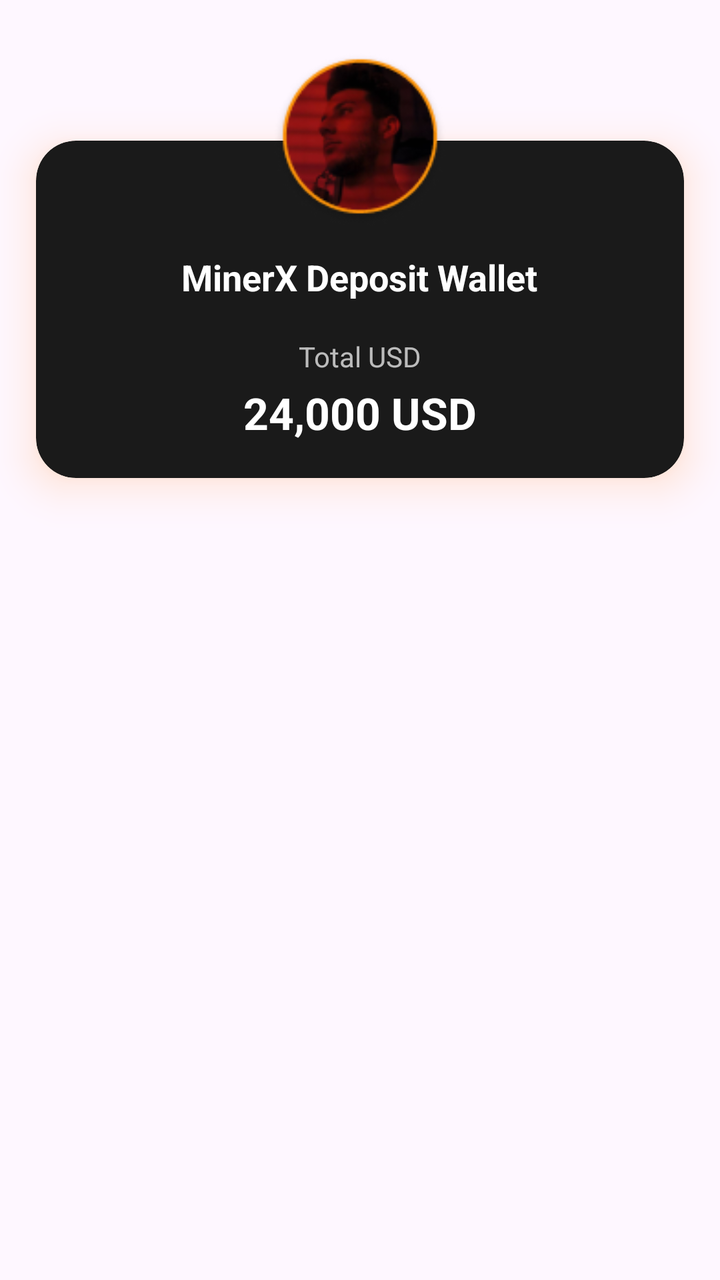
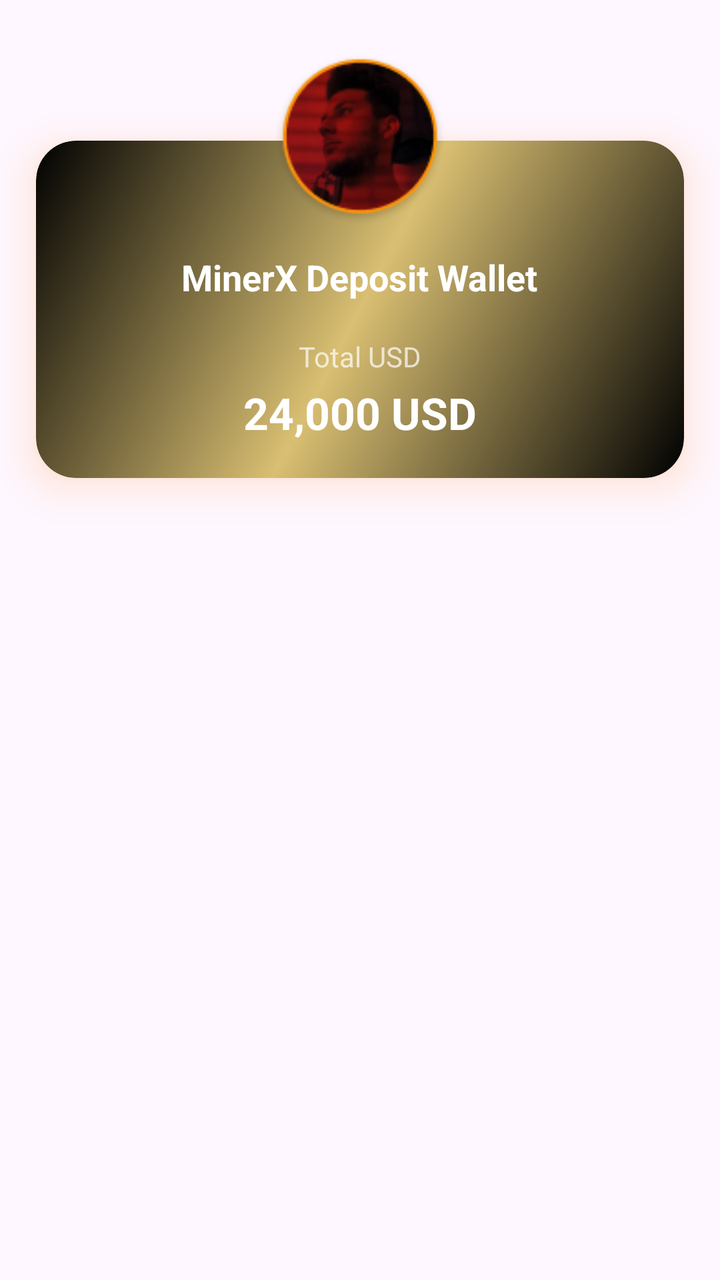

Screens rendered from an Android XML layout before and after an edit, with the pre-edit source and the edit as a unified diff.
<!-- AndroidManifest.xml: application theme Theme.Bitbloom -->
<!-- res/layout/item_home_wallet_card.xml -->
<?xml version="1.0" encoding="utf-8"?>
<androidx.constraintlayout.widget.ConstraintLayout xmlns:android="http://schemas.android.com/apk/res/android"
    xmlns:app="http://schemas.android.com/apk/res-auto"
    android:layout_width="match_parent"
    android:layout_height="wrap_content"
    android:clipChildren="false"
    android:clipToPadding="false">

    
    <ImageView
        android:id="@+id/profileImage"
        android:layout_width="92dp"
        android:layout_height="92dp"
        android:elevation="24dp"
        android:padding="2dp"
        android:scaleType="centerCrop"
        android:src="@drawable/person"
        android:translationY="24dp"
        android:translationZ="24dp"
        app:layout_constraintEnd_toEndOf="parent"
        app:layout_constraintStart_toStartOf="parent"
        app:layout_constraintTop_toTopOf="parent" />

    
    <com.google.android.material.card.MaterialCardView
        android:id="@+id/walletCardSurface"
        android:layout_width="0dp"
        android:layout_height="wrap_content"
        android:layout_marginTop="-46dp"
        android:outlineAmbientShadowColor="#FF7B00"
        android:outlineSpotShadowColor="#FF7B00"
        app:cardBackgroundColor="#1A1A1A"
        app:cardCornerRadius="20dp"
        app:cardElevation="12dp"
        app:cardUseCompatPadding="true"
        app:layout_constraintEnd_toEndOf="parent"
        app:layout_constraintStart_toStartOf="parent"
        app:layout_constraintTop_toBottomOf="@id/profileImage"
        app:strokeColor="@android:color/transparent"
        app:strokeWidth="0dp">

        <LinearLayout
            android:layout_width="match_parent"
            android:layout_height="wrap_content"
            android:orientation="vertical"
            android:paddingStart="18dp"
            android:paddingTop="56dp"
            android:paddingEnd="18dp"
            android:paddingBottom="18dp">

            <TextView
                android:id="@+id/tvAccount"
                android:layout_width="wrap_content"
                android:layout_height="wrap_content"
                android:layout_gravity="center"
                android:text="@string/item_home_wallet_card_minerx_deposit_wallet"
                android:textColor="@color/white"
                android:textSize="18sp"
                android:textStyle="bold" />

            <TextView
                android:id="@+id/tvTotalUSD"
                android:layout_width="wrap_content"
                android:layout_height="wrap_content"
                android:layout_gravity="center"
                android:layout_marginTop="18dp"
                android:text="@string/item_home_wallet_card_total_usd"
                android:textColor="@color/grey"
                android:textSize="14sp" />

            <TextView
                android:id="@+id/earningsAmount"
                android:layout_width="wrap_content"
                android:layout_height="wrap_content"
                android:layout_gravity="center"
                android:layout_marginTop="4dp"
                android:text="@string/item_home_wallet_card_n_24_000_usd"
                android:textColor="@color/white"
                android:textSize="22sp"
                android:textStyle="bold" />
        </LinearLayout>
    </com.google.android.material.card.MaterialCardView>

</androidx.constraintlayout.widget.ConstraintLayout>
<!-- resources referenced by this layout -->
<resources>
  <color name="grey">#B4FFFFFF</color>
  <color name="white">#FFFFFFFF</color>
  <!-- drawable person: png bitmap (drawable, 15133 bytes) -->
  <string name="item_home_wallet_card_minerx_deposit_wallet">MinerX Deposit Wallet</string>
  <string name="item_home_wallet_card_n_24_000_usd">24,000 USD</string>
  <string name="item_home_wallet_card_total_usd">Total USD</string>
  <style name="Theme.Bitbloom" parent="Base.Theme.Bitbloom">
          
          <item name="editTextStyle">@style/Widget.MXG.EditText.WhiteCursor</item>
          <item name="android:editTextStyle">@style/Widget.MXG.EditText.WhiteCursor</item>
  
          
          <item name="android:textCursorDrawable">@drawable/cursor_white</item>
      </style>
  <style name="Base.Theme.Bitbloom" parent="Theme.Material3.DayNight.NoActionBar">
          <item name="android:statusBarColor">@color/mxg_black</item>
          <item name="colorPrimary">@color/mxg_white</item>
          <item name="android:navigationBarColor">@color/mxg_black</item>
          <item name="android:datePickerDialogTheme">@style/BitbloomDatePickerTheme</item>
      </style>
  <style name="Widget.MXG.EditText.WhiteCursor" parent="Widget.AppCompat.EditText">
          <item name="android:textCursorDrawable">@drawable/cursor_white</item>
      </style>
  <!-- drawable cursor_white (drawable) -->
  <?xml version="1.0" encoding="utf-8"?>
  <shape xmlns:android="http://schemas.android.com/apk/res/android">
      <size android:width="2dp"/>
      <solid android:color="@android:color/white"/>
      <corners android:radius="1dp"/>
  </shape>
  <color name="mxg_black">#000000</color>
  <color name="mxg_white">#FFFFFF</color>
  <style name="BitbloomDatePickerTheme" parent="ThemeOverlay.MaterialComponents.MaterialAlertDialog">
          <item name="colorAccent">@color/status_bar_color</item> 
          <item name="android:headerBackground">@color/light_status_bar_color
          </item> 
          <item name="android:colorControlHighlight">@color/status_bar_color
          </item> 
          <item name="android:colorControlActivated">@color/status_bar_color
          </item> 
          <item name="android:textColorPrimaryInverse">@color/white</item> 
          <item name="android:textColor">@color/status_bar_color</item> 
          <item name="android:textColorPrimary">?attr/colorOnBackground</item> 
      </style>
  <color name="status_bar_color">#EE6924</color>
  <color name="light_status_bar_color">#EE6924</color>
</resources>

<!-- the commit's change to res/layout/item_home_wallet_card.xml (unified diff, before → after) -->
@@ -29,7 +29,7 @@
         android:layout_marginTop="-46dp"
         android:outlineAmbientShadowColor="#FF7B00"
         android:outlineSpotShadowColor="#FF7B00"
-        app:cardBackgroundColor="#1A1A1A"
+        app:cardBackgroundColor="@android:color/transparent"
         app:cardCornerRadius="20dp"
         app:cardElevation="12dp"
         app:cardUseCompatPadding="true"
@@ -44,6 +44,7 @@
             android:layout_height="wrap_content"
             android:orientation="vertical"
             android:paddingStart="18dp"
+            android:background="@drawable/bg_wallet_shiny"
             android:paddingTop="56dp"
             android:paddingEnd="18dp"
             android:paddingBottom="18dp">
<!-- resource entries referenced after the edit -->
@@ -2,6 +2,26 @@
 <resources>
   <color name="grey">#B4FFFFFF</color>
   <color name="white">#FFFFFFFF</color>
+  <!-- drawable bg_wallet_shiny (drawable) -->
+  <?xml version="1.0" encoding="utf-8"?>
+  <shape xmlns:android="http://schemas.android.com/apk/res/android"
+      android:shape="rectangle">
+  
+      
+      <corners android:radius="20dp" />
+  
+      
+      <gradient
+          android:type="linear"
+          android:angle="135"
+          android:startColor="#000000"
+          android:centerColor="#D9BF72"
+          android:endColor="#000000"
+          android:useLevel="false" />
+  
+      
+      <padding android:left="2dp" android:top="2dp" android:right="2dp" android:bottom="2dp"/>
+  </shape>
   <!-- drawable person: png bitmap (drawable, 15133 bytes) -->
   <string name="item_home_wallet_card_minerx_deposit_wallet">MinerX Deposit Wallet</string>
   <string name="item_home_wallet_card_n_24_000_usd">24,000 USD</string>
